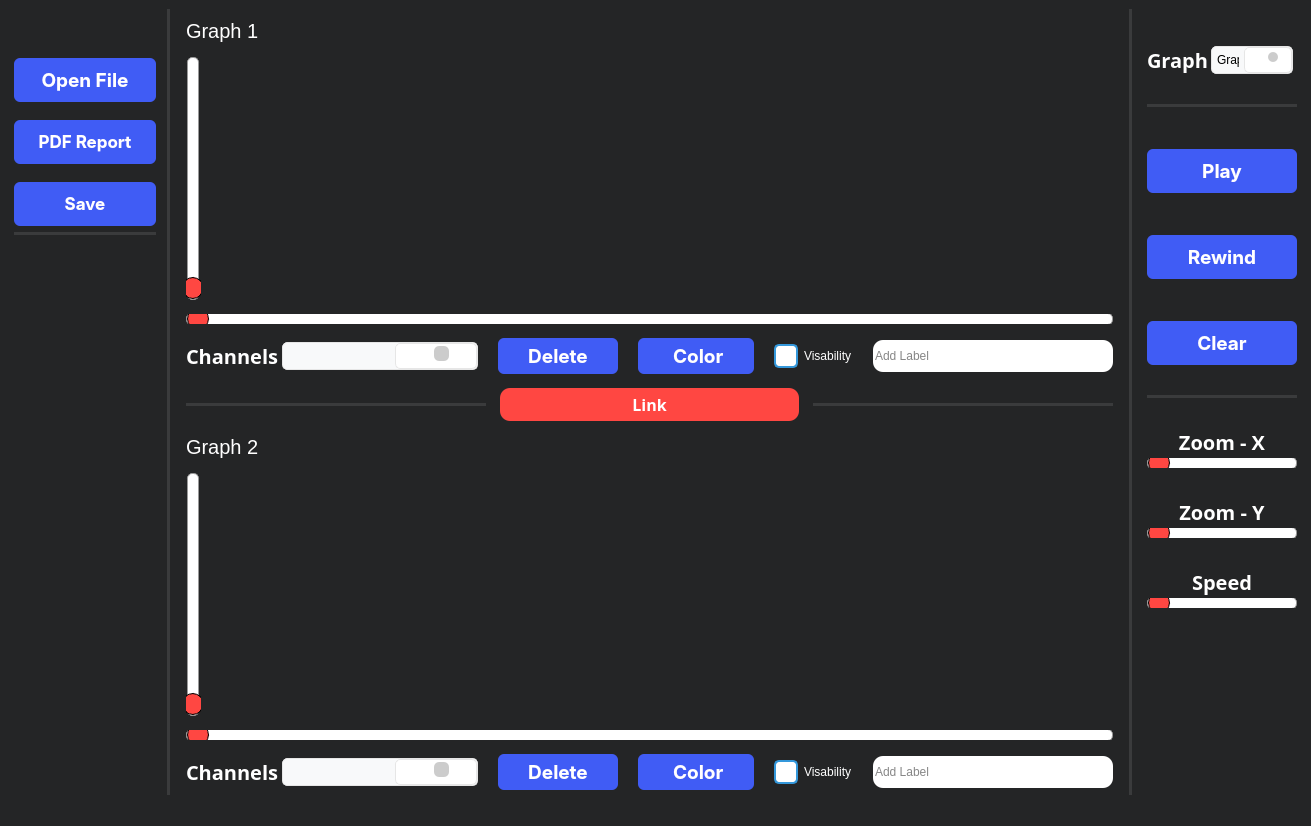
Above: mainwindow.ui from mohamedmosilhy/real-time-monitoring before the change. Below: the same form after it.
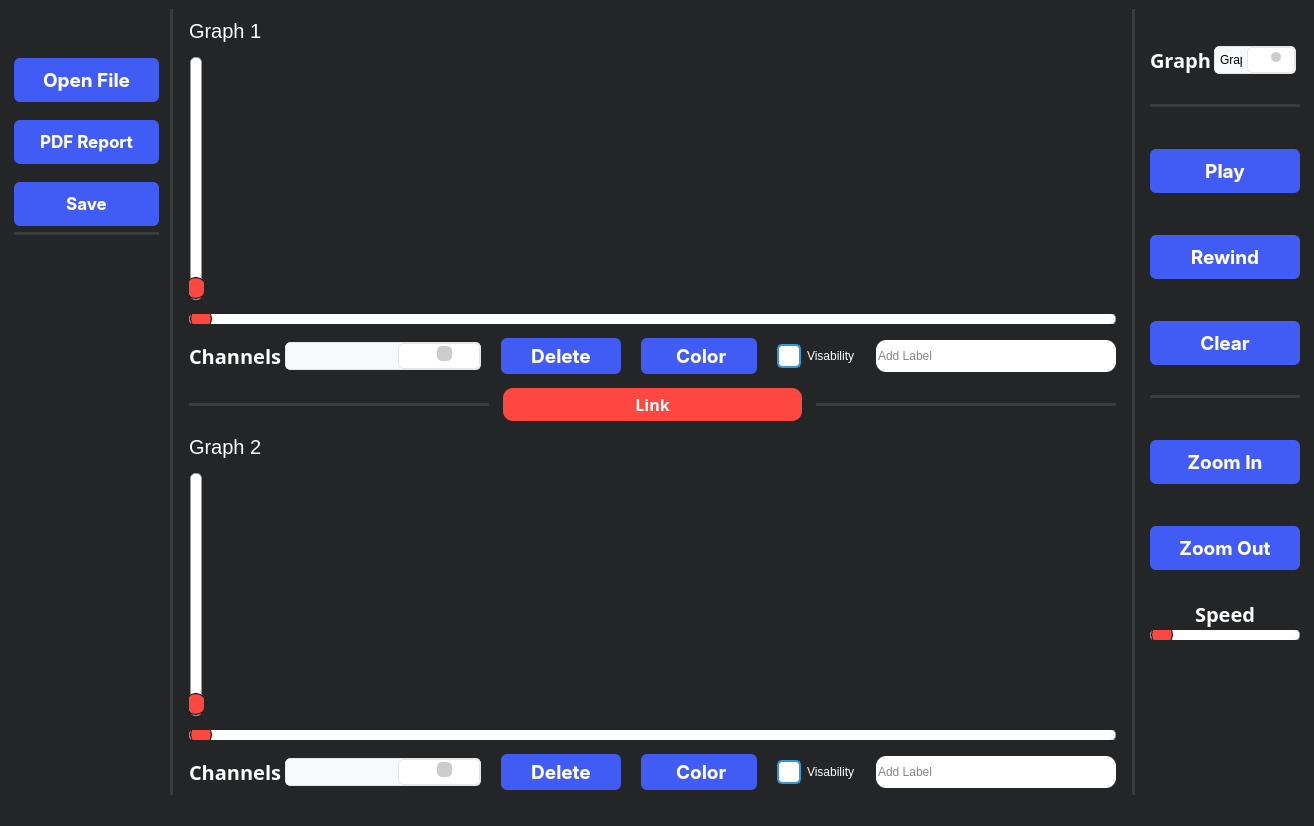
That is the form after the change. Icons and pictures are not drawn. Custom widgets are drawn as their Qt base class.

```diff
--- a/mainwindow.ui
+++ b/mainwindow.ui
@@ -6,7 +6,7 @@
    <rect>
     <x>0</x>
     <y>0</y>
-    <width>1311</width>
+    <width>1314</width>
     <height>826</height>
    </rect>
   </property>
@@ -1656,66 +1656,53 @@
           <number>2</number>
          </property>
          <item>
-          <widget class="QLabel" name="zoomXLable">
+          <widget class="QPushButton" name="zoomIn">
            <property name="font">
             <font>
-             <family>Gabarito</family>
-             <pointsize>-1</pointsize>
+             <family>-apple-system</family>
+             <pointsize>14</pointsize>
              <bold>true</bold>
             </font>
            </property>
            <property name="styleSheet">
-            <string notr="true">font-family: 'Gabarito', cursive;
-font-size: 20px;
-font-weight: 900px;
-color: #fff;</string>
-           </property>
-           <property name="text">
-            <string>Zoom - X</string>
-           </property>
-           <property name="alignment">
-            <set>Qt::AlignCenter</set>
-           </property>
-          </widget>
-         </item>
-         <item>
-          <widget class="QSlider" name="zoomXSlider">
-           <property name="styleSheet">
-            <string notr="true">/* Style for the QSlider */
+            <string notr="true">
+  appearance: button;
+  backface-visibility: hidden;
+  background-color: #405cf5;
+  border-radius: 6px;
+  border-width: 0;
+  box-shadow: rgba(50, 50, 93, .1) 0 0 0 1px inset,rgba(50, 50, 93, .1) 0 2px 5px 0,rgba(0, 0, 0, .07) 0 1px 1px 0;
+  box-sizing: border-box;
+  color: #fff;
+  cursor: pointer;
+  font-family: -apple-system,system-ui,&quot;Segoe UI&quot;,Roboto,&quot;Helvetica Neue&quot;,Ubuntu,sans-serif;
+  font-size: 100%;
+  height: 44px;
+  line-height: 1.15;
+  margin: 12px 0 0;
+  outline: none;
+  overflow: hidden;
+  padding: 0 25px;
+  position: relative;
+  text-align: center;
+  text-transform: none;
+  transform: translateZ(0);
+  transition: all .2s,box-shadow .08s ease-in;
+  user-select: none;
+  -webkit-user-select: none;
+  touch-action: manipulation;
+  width: 100%;
 
-/* Background of the slider track */
-QSlider {
-    background-color: transparent;
-    height: 10px; /* Set the height of the track */
-}
-
-/* Style for the groove (track) */
-QSlider::groove {
-    background: #fff; /* Color of the track */
-    border: 1px solid #999; /* Border of the track */
-    height: 10px; /* Set the height of the track */
-    border-radius: 5px; /* Round the corners of the track */
-}
-
-/* Style for the slider handle (thumb) */
-QSlider::handle {
-    background: #FF4742; /* Color of the handle */
-    border: 1px solid ; /* Border of the handle */
-    width: 20px; /* Width of the handle */
-    height: 30px; /* Height of the handle */
-    margin: -5px 0; /* Negative margin to center the handle vertically */
-    border-radius: 10px; /* Round the corners of the handle */
-}
-
-/* Style for the slider handle when pressed */
-QSlider::handle:pressed {
-    background: #FF4742; /* Color of the handle when pressed */
-    border: 1px solid #3498db; /* Border of the handle when pressed */
-}
 </string>
            </property>
-           <property name="orientation">
-            <enum>Qt::Horizontal</enum>
+           <property name="text">
+            <string>Zoom In</string>
+           </property>
+           <property name="iconSize">
+            <size>
+             <width>25</width>
+             <height>25</height>
+            </size>
            </property>
           </widget>
          </item>
@@ -1727,65 +1714,53 @@
           <number>2</number>
          </property>
          <item>
-          <widget class="QLabel" name="zoomYLable">
+          <widget class="QPushButton" name="zoomOut">
            <property name="font">
             <font>
-             <family>Gabarito</family>
-             <pointsize>-1</pointsize>
+             <family>-apple-system</family>
+             <pointsize>14</pointsize>
              <bold>true</bold>
             </font>
            </property>
            <property name="styleSheet">
-            <string notr="true">font-family: 'Gabarito', cursive;
-font-size: 20px;
-color: #fff;</string>
-           </property>
-           <property name="text">
-            <string>Zoom - Y</string>
-           </property>
-           <property name="alignment">
-            <set>Qt::AlignCenter</set>
-           </property>
-          </widget>
-         </item>
-         <item>
-          <widget class="QSlider" name="zoomYSlider">
-           <property name="styleSheet">
-            <string notr="true">/* Style for the QSlider */
+            <string notr="true">
+  appearance: button;
+  backface-visibility: hidden;
+  background-color: #405cf5;
+  border-radius: 6px;
+  border-width: 0;
+  box-shadow: rgba(50, 50, 93, .1) 0 0 0 1px inset,rgba(50, 50, 93, .1) 0 2px 5px 0,rgba(0, 0, 0, .07) 0 1px 1px 0;
+  box-sizing: border-box;
+  color: #fff;
+  cursor: pointer;
+  font-family: -apple-system,system-ui,&quot;Segoe UI&quot;,Roboto,&quot;Helvetica Neue&quot;,Ubuntu,sans-serif;
+  font-size: 100%;
+  height: 44px;
+  line-height: 1.15;
+  margin: 12px 0 0;
+  outline: none;
+  overflow: hidden;
+  padding: 0 15px;
+  position: relative;
+  text-align: center;
+  text-transform: none;
+  transform: translateZ(0);
+  transition: all .2s,box-shadow .08s ease-in;
+  user-select: none;
+  -webkit-user-select: none;
+  touch-action: manipulation;
+  width: 100%;
 
-/* Background of the slider track */
-QSlider {
-    background-color: transparent;
-    height: 10px; /* Set the height of the track */
-}
-
-/* Style for the groove (track) */
-QSlider::groove {
-    background: #fff; /* Color of the track */
-    border: 1px solid #999; /* Border of the track */
-    height: 10px; /* Set the height of the track */
-    border-radius: 5px; /* Round the corners of the track */
-}
-
-/* Style for the slider handle (thumb) */
-QSlider::handle {
-    background: #FF4742; /* Color of the handle */
-    border: 1px solid ; /* Border of the handle */
-    width: 20px; /* Width of the handle */
-    height: 30px; /* Height of the handle */
-    margin: -5px 0; /* Negative margin to center the handle vertically */
-    border-radius: 10px; /* Round the corners of the handle */
-}
-
-/* Style for the slider handle when pressed */
-QSlider::handle:pressed {
-    background: #FF4742; /* Color of the handle when pressed */
-    border: 1px solid #3498db; /* Border of the handle when pressed */
-}
 </string>
            </property>
-           <property name="orientation">
-            <enum>Qt::Horizontal</enum>
+           <property name="text">
+            <string>Zoom Out</string>
+           </property>
+           <property name="iconSize">
+            <size>
+             <width>25</width>
+             <height>25</height>
+            </size>
            </property>
           </widget>
          </item>
```
Left out of the diff: 26 changed lines with no effect on the pictures.
